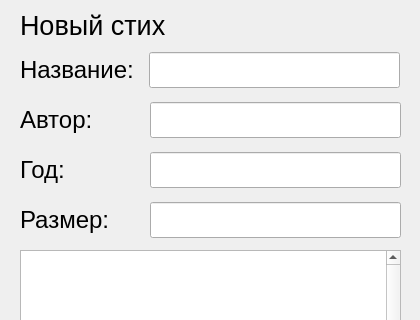
First picture: the form in UIs/VerseCreationForm.ui, repository Krahjotdaan/LearningPoem, before the edit; both pictures show x 0 to 420 and y 0 to 320 of the 420 by 700 pixel window.
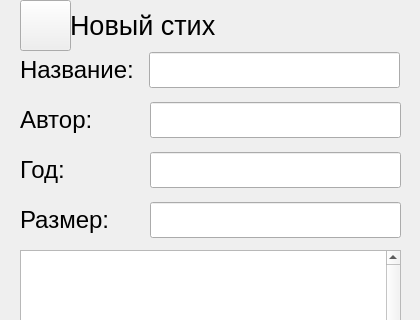
Second picture: the form after the edit.

Commit message: Style: added back button to forms

What changed in the file:
```diff
--- a/UIs/VerseCreationForm.ui
+++ b/UIs/VerseCreationForm.ui
@@ -237,9 +237,9 @@
    <widget class="QWidget" name="horizontalLayoutWidget_2">
     <property name="geometry">
      <rect>
-      <x>20</x>
+      <x>70</x>
       <y>0</y>
-      <width>381</width>
+      <width>331</width>
       <height>51</height>
      </rect>
     </property>
@@ -258,6 +258,31 @@
      </item>
     </layout>
    </widget>
+   <widget class="QWidget" name="horizontalLayoutWidget_9">
+    <property name="geometry">
+     <rect>
+      <x>20</x>
+      <y>0</y>
+      <width>51</width>
+      <height>51</height>
+     </rect>
+    </property>
+    <layout class="QHBoxLayout" name="horizontalLayout_9">
+     <item>
+      <widget class="QPushButton" name="backButton">
+       <property name="sizePolicy">
+        <sizepolicy hsizetype="Minimum" vsizetype="Minimum">
+         <horstretch>0</horstretch>
+         <verstretch>0</verstretch>
+        </sizepolicy>
+       </property>
+       <property name="text">
+        <string/>
+       </property>
+      </widget>
+     </item>
+    </layout>
+   </widget>
   </widget>
  </widget>
  <resources/>
```
The commit also changes 5 other files.
